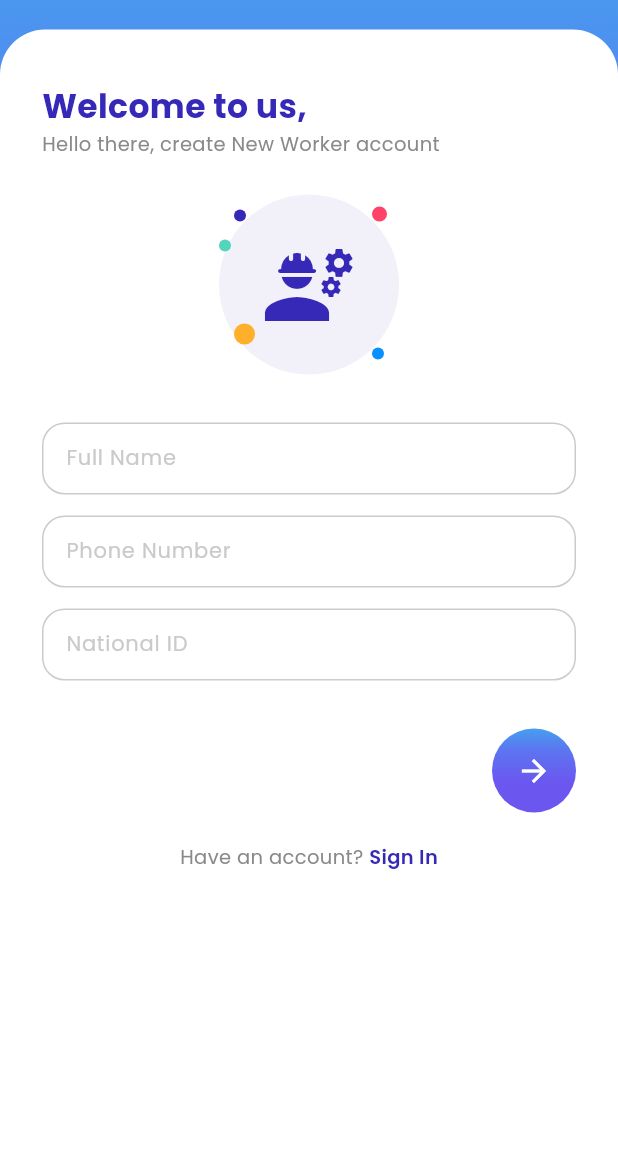
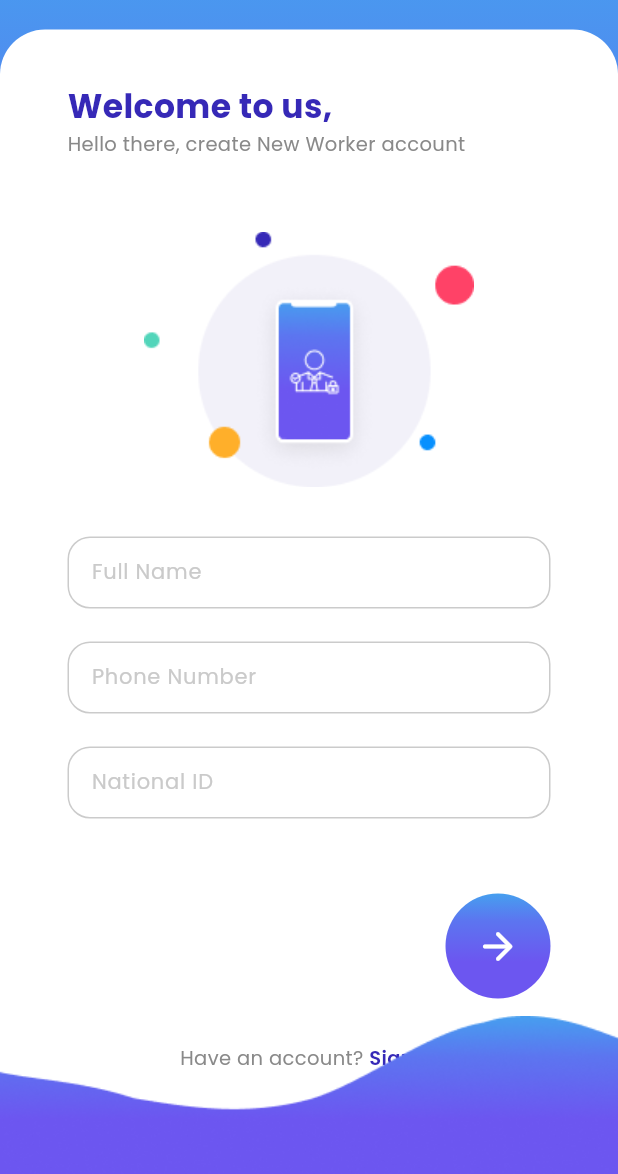
Before and after one commit to ItsKalfox/skillfox, a Flutter app: the WorkerSignup1Screen screen opened directly, on a phone screen of 412 x 824 dp, the part 62-1236 px from its top. Run offline on Flutter 3.47's test engine with Material 3 defaults, Android fonts, the phone set to English and light mode, and no system bars; our stand-ins replace cloud_firestore, firebase_auth, firebase_core, firebase_storage, flutter_svg, google_fonts and 4 more; accounts and stored records are empty; project files that could hold a hidden picture were left out.

Commit message:
feat: polish worker signup step 1 screen UI
- UI layout improvements and spacing adjustments
- Add clipart illustration to the screen

```diff
--- a/lib/screens/signup/signup_type_screen.dart
+++ b/lib/screens/signup/signup_type_screen.dart
@@ -151,7 +151,7 @@ class _SignupTypeScreenState extends State<SignupTypeScreen> {
           // ✅ Layer 4 — arrow button on very top of everything
           Positioned(
             bottom: 200,
-            right: 28,
+            right: 30,
             child: GestureDetector(
               onTap: _selected == null ? null : () {
                 if (_selected == 'worker') {
@@ -188,7 +188,7 @@ class _SignupTypeScreenState extends State<SignupTypeScreen> {
 }
 
 class _TypeOption extends StatelessWidget {
-  final String imagePath; // ✅ changed from IconData to String
+  final String imagePath;
   final String label;
   final bool selected;
   final VoidCallback onTap;
@@ -214,10 +214,20 @@ class _TypeOption extends StatelessWidget {
               color: AppColors.primary4,
               shape: BoxShape.circle,
               border: selected
-                  ? Border.all(color: AppColors.primary, width: 2.5)
+                  ? Border.all(color: AppColors.primary, width: 3.5)
                   : null,
+              // ✅ shadow appears when selected, gone when not
+              boxShadow: selected
+                  ? [
+                      BoxShadow(
+                        color: AppColors.primary.withOpacity(0.35),
+                        blurRadius: 6,
+                        spreadRadius: 1,
+                        offset: const Offset(0, 5),
+                      ),
+                    ]
+                  : [],
             ),
-            // ✅ PNG image inside the circle
             child: Padding(
               padding: const EdgeInsets.all(0),
               child: Image.asset(
--- a/lib/screens/signup/worker/worker_signup_1_screen.dart
+++ b/lib/screens/signup/worker/worker_signup_1_screen.dart
@@ -44,7 +44,7 @@ class _WorkerSignup1ScreenState extends State<WorkerSignup1Screen> {
                       ),
                     ),
                     child: SingleChildScrollView(
-                      padding: const EdgeInsets.all(28),
+                      padding: const EdgeInsets.only(left: 45, right: 45, top: 28),
                       child: Form(
                         key: _formKey,
                         child: Column(
@@ -65,30 +65,26 @@ class _WorkerSignup1ScreenState extends State<WorkerSignup1Screen> {
                               child: Stack(
                                 alignment: Alignment.center,
                                 children: [
-                                  Container(
-                                    width: 120, height: 120,
-                                    decoration: BoxDecoration(
-                                      color: AppColors.primary4,
-                                      shape: BoxShape.circle,
-                                    ),
+                                  Image.asset(
+                                    'assets/images/signup-clipart.png',
+                                    width: 220,
+                                    height: 220,
+                                    fit: BoxFit.contain,
                                   ),
-                                  const Icon(Icons.engineering, size: 64, color: AppColors.primary),
-                                  // Decorative dots
-                                  ...ScreenHelpers.buildDots(),
                                 ],
                               ),
                             ),
-                            const SizedBox(height: 32),
+                            const SizedBox(height: 8),
                             AppTextField(placeholder: 'Full Name', controller: _nameCtrl,
                               validator: (v) => Validators.required(v, 'Full Name')),
-                            const SizedBox(height: 14),
+                            const SizedBox(height: 22),
                             AppTextField(placeholder: 'Phone Number', controller: _phoneCtrl,
                               keyboardType: TextInputType.phone,
                               validator: Validators.phone),
-                            const SizedBox(height: 14),
+                            const SizedBox(height: 22),
                             AppTextField(placeholder: 'National ID', controller: _idCtrl,
                               validator: (v) => Validators.required(v, 'National ID')),
-                            const SizedBox(height: 32),
+                            const SizedBox(height: 50),
                             // Arrow button
                             Align(
                               alignment: Alignment.centerRight,
@@ -105,16 +101,16 @@ class _WorkerSignup1ScreenState extends State<WorkerSignup1Screen> {
                                   }
                                 },
                                 child: Container(
-                                  width: 56, height: 56,
+                                  width: 70, height: 70,
                                   decoration: const BoxDecoration(
                                     gradient: AppColors.mainGradient,
                                     shape: BoxShape.circle,
                                   ),
-                                  child: const Icon(Icons.arrow_forward, color: Colors.white, size: 24),
+                                  child: const Icon(Icons.arrow_forward_rounded, color: Colors.white, size: 30),
                                 ),
                               ),
                             ),
-                            const SizedBox(height: 20),
+                            const SizedBox(height: 30),
                             ScreenHelpers.signInLink(context),
                           ],
                         ),
@@ -125,6 +121,13 @@ class _WorkerSignup1ScreenState extends State<WorkerSignup1Screen> {
               ],
             ),
           ),
+          Positioned(
+            bottom: 0, left: 0, right: 0,
+            child: Image.asset(
+              'assets/images/bottom-line.png',
+              fit: BoxFit.fitWidth,
+            ),
+          ),
         ],
       ),
     );
```
Also changed, not shown: assets/images/signup-clipart.png (added).
